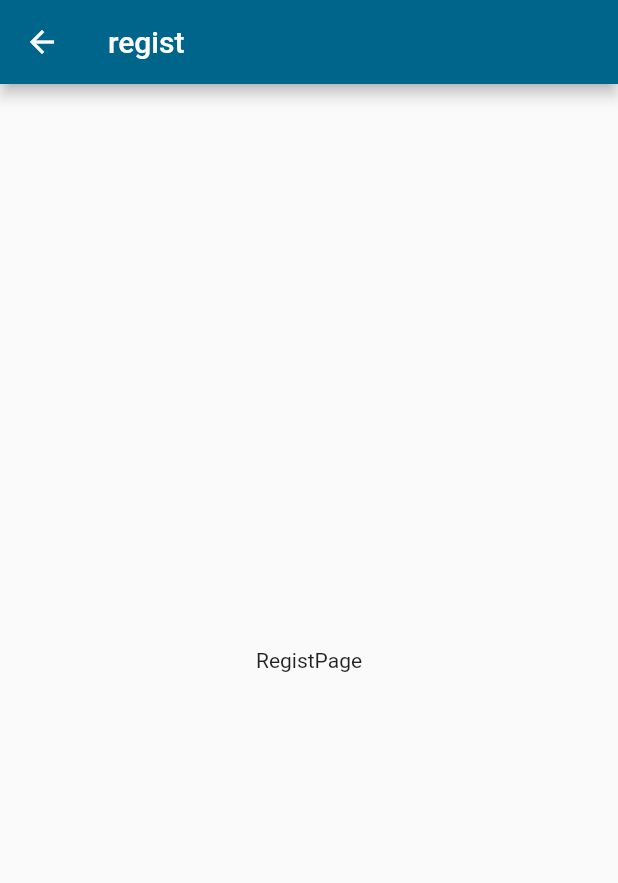
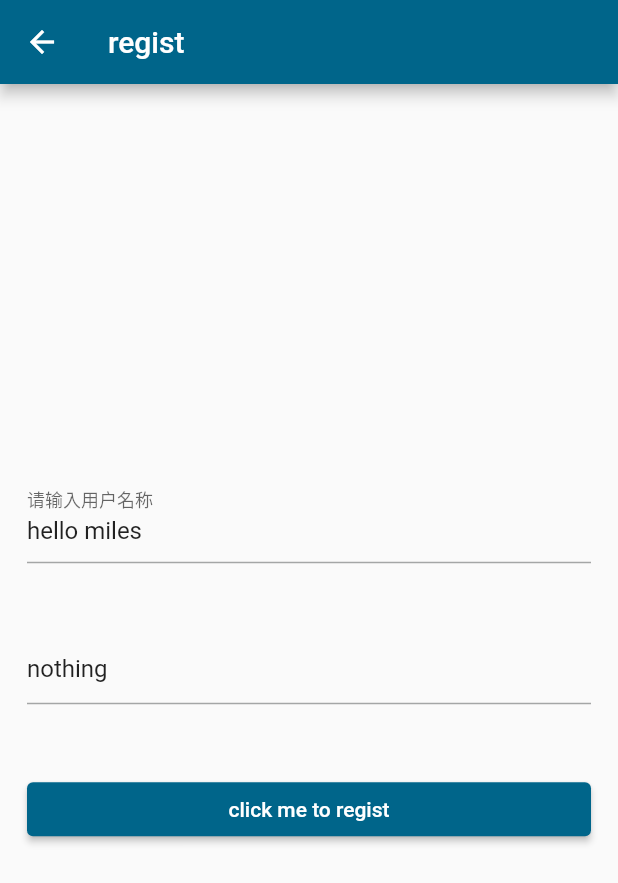
Before and after one commit to kidcools/flutter_project_learn, a Flutter app: the RegistPage screen opened by its route, on a phone screen of 412 x 824 dp. Shown: the top 883 px of the screen. Run offline on Flutter 3.47's test engine with Material 2 defaults, Android fonts, the light colour scheme and no system bars; our stand-ins replace dio, get, package_info_plus, shared_preferences; accounts and stored records are empty.

Commit message:
add form input demo

```diff
--- /dev/null
+++ b/lib/common/widgets/text_form.dart
@@ -0,0 +1,122 @@
+
+import 'package:flutter/material.dart';
+import 'package:flutter/services.dart';
+import 'package:get/get.dart';
+
+/// TextFormField 表单 输入框
+class TextFormWidget extends StatefulWidget {
+  /// 控制器
+  final TextEditingController? controller;
+
+  /// 输入框样式
+  final InputDecoration? decoration;
+
+  /// 验证函数
+  final String? Function(String?)? validator;
+
+  /// 自动焦点
+  final bool? autofocus;
+
+  /// 标题
+  final String? labelText;
+
+  /// 必须输入
+  final bool? isMustBeEnter;
+
+  /// 是否密码
+  final bool? isObscure;
+
+  /// 是否只读
+  final bool? readOnly;
+
+  /// 输入法类型
+  final TextInputType? keyboardType;
+
+  /// 输入格式定义
+  final List<TextInputFormatter>? inputFormatters;
+
+  /// 提示文字
+  final String? hintText;
+
+  /// 点击事件
+  final Function()? onTap;
+
+  const TextFormWidget({
+    Key? key,
+    this.controller,
+    this.autofocus = false,
+    this.labelText,
+    this.isMustBeEnter = false,
+    this.validator,
+    this.isObscure = false,
+    this.decoration,
+    this.keyboardType,
+    this.inputFormatters,
+    this.readOnly = false,
+    this.onTap,
+    this.hintText,
+  }) : super(key: key);
+
+  @override
+  State<StatefulWidget> createState() {
+    // TODO: implement createState
+    return _TextFormWidgetState();
+  }
+
+}
+class _TextFormWidgetState extends State<TextFormWidget> {
+  // 是否显示明文按钮
+  bool _isShowObscureIcon = false;
+
+  @override
+  void initState() {
+    super.initState();
+    _isShowObscureIcon = widget.isObscure!;
+  }
+
+  @override
+  Widget build(BuildContext context) {
+    return TextFormField(
+      onTap: widget.onTap, // 点击事件
+      readOnly: widget.readOnly!, // 是否只读
+      autofocus: widget.autofocus!, // 自动焦点
+      keyboardType: widget.keyboardType, // 输入法类型
+      controller: widget.controller, // 控制器
+      decoration: widget.isObscure == true
+          ? InputDecoration(
+        hintText: widget.hintText, // 提示文字
+        // 标题
+        labelText: widget.isMustBeEnter == true
+            ? "* ${widget.labelText}"
+            : widget.labelText,
+        // 密码按钮
+        suffixIcon: IconButton(
+          onPressed: () {
+            setState(() {
+              _isShowObscureIcon = !_isShowObscureIcon;
+            });
+          },
+          icon: Icon(
+            _isShowObscureIcon == true
+                ? Icons.visibility
+                : Icons.visibility_off,
+            size: 15,
+            color: Get.theme.colorScheme.surfaceVariant,
+          ),
+        ),
+      )
+          : InputDecoration(
+        hintText: widget.hintText,
+        labelText: widget.isMustBeEnter == true
+            ? "* ${widget.labelText}"
+            : widget.labelText,
+      ),
+      // 校验
+      validator: widget.validator,
+      // 是否密码
+      obscureText: _isShowObscureIcon,
+      // 输入格式
+      inputFormatters: widget.inputFormatters,
+    );
+  }
+}
--- a/lib/pages/login/view.dart
+++ b/lib/pages/login/view.dart
@@ -28,7 +28,7 @@ class LoginPage extends GetView<LoginController> {
                   onPressed: () {
                     controller.onJumpCliced(url:"/regist");
                   },
-                  child: Text("jump to regist")),
+                  child: Text("jump to form")),
               ElevatedButton(
                   onPressed: () {
                     controller.onJumpCliced(url:"/style");
--- a/lib/pages/regist/controller.dart
+++ b/lib/pages/regist/controller.dart
@@ -1,7 +1,14 @@
+import 'package:flutter/material.dart';
 import 'package:get/get.dart';
 
 class RegistController extends GetxController {
   RegistController();
+  String? _username;
+  String? _password;
+  //form 全局key
+  GlobalKey globalKey = GlobalKey<FormState>();
+  TextEditingController unameController = TextEditingController(text: "hello miles");
+  TextEditingController passwordController = TextEditingController(text: "nothing");
 
   _initData() {
     update(["regist"]);
@@ -20,8 +27,23 @@ class RegistController extends GetxController {
     _initData();
   }
 
-  // @override
-  // void onClose() {
-  //   super.onClose();
-  // }
+  @override
+  void onClose() {
+    super.onClose();
+    unameController.dispose();
+    passwordController.dispose();
+  }
+
+  /**
+   * 点击提交按钮回调
+   */
+  void onFormSubmit() {
+    FormState currentState = globalKey.currentState as FormState;
+    if(currentState.validate()){
+      _username = unameController.value.text;
+      _password = passwordController.value.text;
+      print(_username!+" 123 "+_password!);
+    }
+
+  }
 }
--- a/lib/pages/regist/view.dart
+++ b/lib/pages/regist/view.dart
@@ -1,4 +1,6 @@
 import 'package:flutter/material.dart';
+import 'package:flutter_project_learn/common/extension/ex_list.dart';
+import 'package:flutter_project_learn/common/widgets/text_form.dart';
 import 'package:get/get.dart';
 
 import 'index.dart';
@@ -8,9 +10,45 @@ class RegistPage extends GetView<RegistController> {
 
   // 主视图
   Widget _buildView() {
-    return const Center(
-      child: Text("RegistPage"),
-    );
+    return <Widget>[
+      Form(
+          key: controller.globalKey,
+          child: <Widget>[
+            //usernameText
+            Padding(
+              padding: const EdgeInsets.all(18.0),
+              child: TextFormWidget(
+                controller: controller.unameController,
+                labelText:"请输入用户名称",
+                validator: (value) {
+                  return null;
+                },
+              ),
+            ),
+            SizedBox(height: 10),
+            //passwordText
+            Padding(
+              padding: const EdgeInsets.all(18.0),
+              child: TextFormWidget(
+                controller: controller.passwordController,
+              ),
+            ),
+            SizedBox(height: 10),
+            //Submit Button
+            Padding(
+              padding: const EdgeInsets.all(18.0),
+              child: Container(
+                  width: double.infinity,
+                  child: ElevatedButton(
+                      onPressed: () {
+                        controller.onFormSubmit();
+                      },
+                      child: Text("click me to regist"))),
+            ),
+          ].toColumn()),
+    ].toColumn(
+        mainAxisAlignment: MainAxisAlignment.center,
+        crossAxisAlignment: CrossAxisAlignment.center);
   }
 
   @override
```
Also changed, not shown: pubspec.lock.
